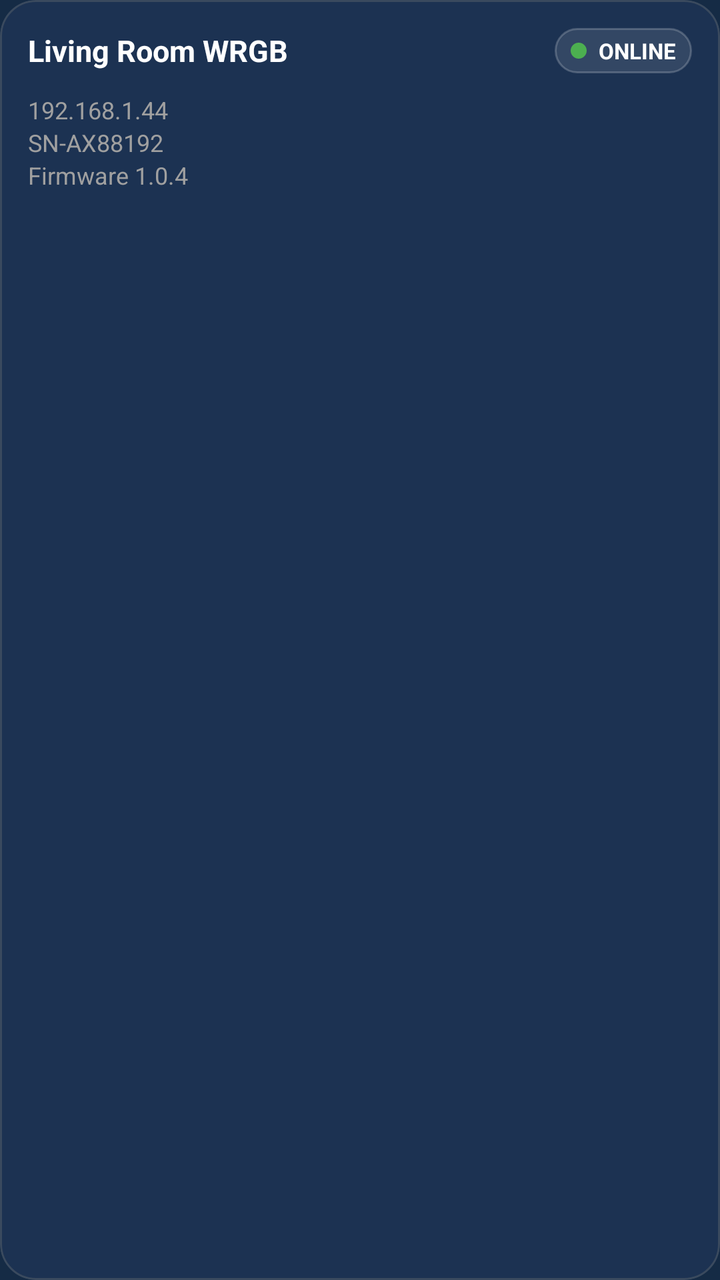
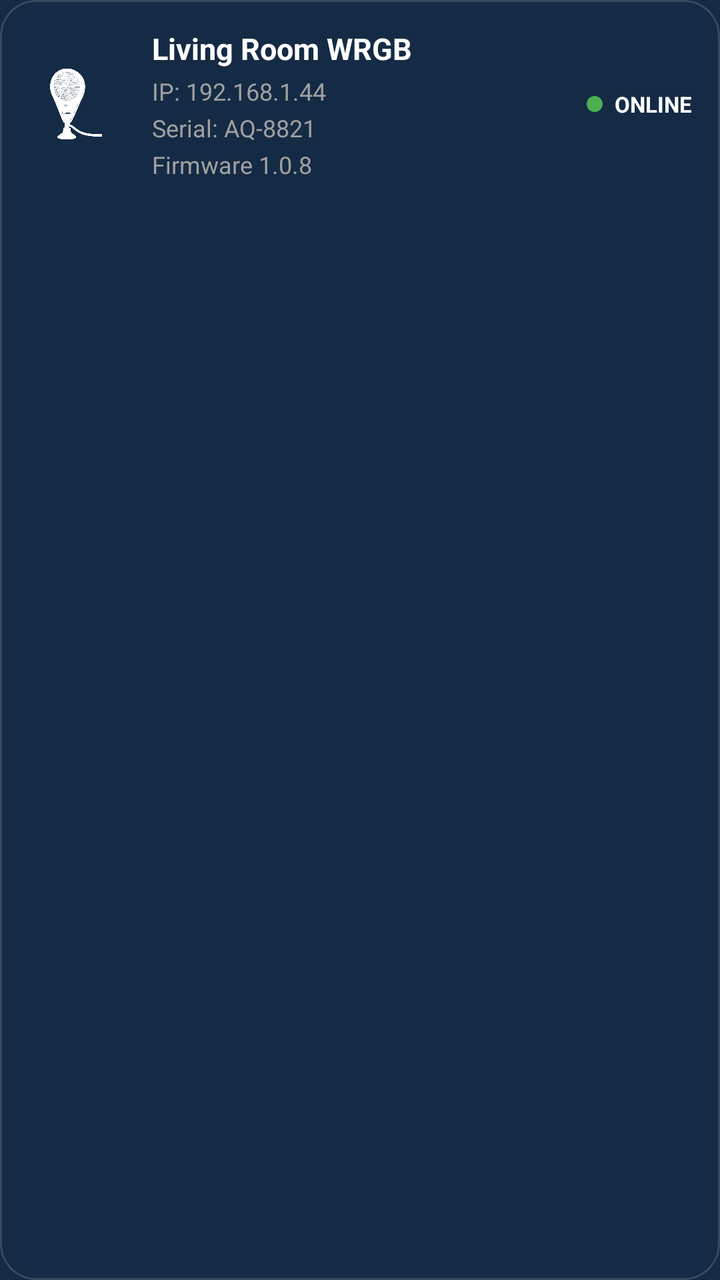

Screens rendered from an Android XML layout before and after an edit, with the pre-edit source and the edit as a unified diff.
<!-- AndroidManifest.xml: application theme AppTheme -->
<!-- res/layout/item_device_status.xml -->
<?xml version="1.0" encoding="utf-8"?>
<com.google.android.material.card.MaterialCardView
    xmlns:android="http://schemas.android.com/apk/res/android"
    xmlns:app="http://schemas.android.com/apk/res-auto"
    android:layout_width="match_parent"
    android:layout_height="wrap_content"
    android:layout_marginBottom="10dp"
    app:cardBackgroundColor="@color/settings_card_background"
    app:cardCornerRadius="18dp"
    app:strokeColor="@color/card_stroke"
    app:strokeWidth="1dp">

    <LinearLayout
        android:layout_width="match_parent"
        android:layout_height="wrap_content"
        android:orientation="vertical"
        android:padding="14dp">

        
        <LinearLayout
            android:layout_width="match_parent"
            android:layout_height="wrap_content"
            android:gravity="center_vertical"
            android:orientation="horizontal">

            <TextView
                android:id="@+id/tvDeviceName"
                android:layout_width="0dp"
                android:layout_height="wrap_content"
                android:layout_weight="1"
                android:text="Living Room WRGB"
                android:textColor="@android:color/white"
                android:textSize="15sp"
                android:textStyle="bold"/>

            
            <LinearLayout
                android:id="@+id/layoutStatus"
                android:layout_width="wrap_content"
                android:layout_height="wrap_content"
                android:background="@drawable/bg_status_chip"
                android:gravity="center_vertical"
                android:orientation="horizontal"
                android:paddingStart="8dp"
                android:paddingTop="4dp"
                android:paddingEnd="8dp"
                android:paddingBottom="4dp">

                <View
                    android:id="@+id/viewStatusDot"
                    android:layout_width="8dp"
                    android:layout_height="8dp"
                    android:background="@drawable/bg_online_dot"/>

                <TextView
                    android:id="@+id/tvStatus"
                    android:layout_width="wrap_content"
                    android:layout_height="wrap_content"
                    android:layout_marginStart="6dp"
                    android:text="ONLINE"
                    android:textColor="@android:color/white"
                    android:textSize="11sp"
                    android:textStyle="bold"/>

            </LinearLayout>

        </LinearLayout>

        
        <TextView
            android:id="@+id/tvIp"
            android:layout_width="wrap_content"
            android:layout_height="wrap_content"
            android:layout_marginTop="10dp"
            android:text="192.168.1.44"
            android:textColor="@color/settings_text_secondary"
            android:textSize="12sp"/>

        <TextView
            android:id="@+id/tvSerial"
            android:layout_width="wrap_content"
            android:layout_height="wrap_content"
            android:text="SN-AX88192"
            android:textColor="@color/settings_text_secondary"
            android:textSize="12sp"/>

        <TextView
            android:id="@+id/tvFirmware"
            android:layout_width="wrap_content"
            android:layout_height="wrap_content"
            android:text="Firmware 1.0.4"
            android:textColor="@color/settings_text_secondary"
            android:textSize="12sp"/>

    </LinearLayout>

</com.google.android.material.card.MaterialCardView>
<!-- resources referenced by this layout -->
<resources>
  <color name="card_stroke">#3A4A5E</color>
  <color name="settings_card_background">#1C3252</color>
  <color name="settings_text_secondary">#A0A0A0</color>
  <!-- drawable bg_online_dot (drawable) -->
  <?xml version="1.0" encoding="utf-8"?>
  <shape xmlns:android="http://schemas.android.com/apk/res/android"
      android:shape="oval">
  
      <size
          android:width="8dp"
          android:height="8dp" />
  
      <solid android:color="#4CAF50"/>
  
  </shape>
  <!-- drawable bg_status_chip (drawable) -->
  <?xml version="1.0" encoding="utf-8"?>
  <shape xmlns:android="http://schemas.android.com/apk/res/android">
  
      <solid android:color="#1AFFFFFF"/>
  
      <corners android:radius="50dp"/>
  
      <stroke
          android:width="1dp"
          android:color="#33FFFFFF"/>
  
  </shape>
  <style name="AppTheme" parent="Theme.Material3.DayNight.NoActionBar">
  
          
          <item name="colorPrimary">@color/md_theme_light_primary</item>
          <item name="colorOnPrimary">@color/md_theme_light_onPrimary</item>
          <item name="colorSecondary">@color/md_theme_light_secondary</item>
          <item name="colorOnSecondary">@color/md_theme_light_onSecondary</item>
  
          
          <item name="android:colorBackground">@color/md_theme_light_background</item>
          <item name="colorSurface">@color/md_theme_light_surface</item>
          <item name="colorOnSurface">@color/md_theme_light_onSurface</item>
  
          
          <item name="colorSurfaceVariant">@color/md_theme_light_surfaceVariant</item>
          <item name="colorOnSurfaceVariant">@color/md_theme_light_onSurfaceVariant</item>
          <item name="colorOutline">@color/md_theme_light_outline</item>
          <item name="colorOutlineVariant">@color/md_theme_light_outlineVariant</item>
          <item name="colorError">@color/md_theme_light_error</item>
          <item name="colorOnError">@color/md_theme_light_onError</item>
  
          
          <item name="android:statusBarColor">@android:color/transparent</item>
          <item name="android:navigationBarColor">@android:color/black</item>
  
          
          <item name="android:windowLightStatusBar">true</item>
          <item name="android:windowLightNavigationBar">true</item>
  
          
          <item name="windowActionBar">false</item>
          <item name="android:windowNoTitle">true</item>
      </style>
  <color name="md_theme_light_primary">#2196F3</color>
  <color name="md_theme_light_onPrimary">#FFFFFF</color>
  <color name="md_theme_light_secondary">#4A6363</color>
  <color name="md_theme_light_onSecondary">#FFFFFF</color>
  <color name="md_theme_light_background">#152B45</color>
  <color name="md_theme_light_surface">#152B45</color>
  <color name="md_theme_light_onSurface">#E0E6ED</color>
  <color name="md_theme_light_surfaceVariant">#233042</color>
  <color name="md_theme_light_onSurfaceVariant">#5C6B75</color>
  <color name="md_theme_light_outline">#455A64</color>
  <color name="md_theme_light_outlineVariant">#37474F</color>
  <color name="md_theme_light_error">#D32F2F</color>
  <color name="md_theme_light_onError">#FFFFFF</color>
</resources>

<!-- the commit's change to res/layout/item_device_status.xml (unified diff, before → after) -->
@@ -2,95 +2,148 @@
 <com.google.android.material.card.MaterialCardView
     xmlns:android="http://schemas.android.com/apk/res/android"
     xmlns:app="http://schemas.android.com/apk/res-auto"
+
+    android:id="@+id/cardDevice"
+
     android:layout_width="match_parent"
     android:layout_height="wrap_content"
-    android:layout_marginBottom="10dp"
-    app:cardBackgroundColor="@color/settings_card_background"
+
+    android:layout_marginBottom="12dp"
+
+    app:cardBackgroundColor="@color/card_background"
     app:cardCornerRadius="18dp"
+    app:cardElevation="0dp"
     app:strokeColor="@color/card_stroke"
     app:strokeWidth="1dp">
 
     <LinearLayout
         android:layout_width="match_parent"
         android:layout_height="wrap_content"
-        android:orientation="vertical"
+
+        android:orientation="horizontal"
+
+        android:gravity="center_vertical"
+
         android:padding="14dp">
 
         
+        <ImageView
+            android:id="@+id/ivDeviceIcon"
+
+            android:layout_width="48dp"
+            android:layout_height="48dp"
+
+            android:src="@drawable/ic_device_aqua_ster"
+
+            app:tint="@android:color/white" />
+
+        
         <LinearLayout
-            android:layout_width="match_parent"
+            android:layout_width="0dp"
             android:layout_height="wrap_content"
-            android:gravity="center_vertical"
-            android:orientation="horizontal">
 
+            android:layout_weight="1"
+
+            android:layout_marginStart="14dp"
+
+            android:orientation="vertical">
+
+            
             <TextView
                 android:id="@+id/tvDeviceName"
-                android:layout_width="0dp"
+
+                android:layout_width="wrap_content"
                 android:layout_height="wrap_content"
-                android:layout_weight="1"
+
                 android:text="Living Room WRGB"
+
                 android:textColor="@android:color/white"
+
                 android:textSize="15sp"
-                android:textStyle="bold"/>
+
+                android:textStyle="bold" />
 
             
-            <LinearLayout
-                android:id="@+id/layoutStatus"
+            <TextView
+                android:id="@+id/tvIp"
+
                 android:layout_width="wrap_content"
                 android:layout_height="wrap_content"
-                android:background="@drawable/bg_status_chip"
-                android:gravity="center_vertical"
-                android:orientation="horizontal"
-                android:paddingStart="8dp"
-                android:paddingTop="4dp"
-                android:paddingEnd="8dp"
-                android:paddingBottom="4dp">
 
-                <View
-                    android:id="@+id/viewStatusDot"
-                    android:layout_width="8dp"
-                    android:layout_height="8dp"
-                    android:background="@drawable/bg_online_dot"/>
+                android:layout_marginTop="3dp"
 
-                <TextView
-                    android:id="@+id/tvStatus"
-                    android:layout_width="wrap_content"
-                    android:layout_height="wrap_content"
-                    android:layout_marginStart="6dp"
-                    android:text="ONLINE"
-                    android:textColor="@android:color/white"
-                    android:textSize="11sp"
-                    android:textStyle="bold"/>
+                android:text="IP: 192.168.1.44"
 
-            </LinearLayout>
+                android:textColor="@color/settings_text_secondary"
 
+                android:textSize="12sp" />
+
+            
+            <TextView
+                android:id="@+id/tvSerial"
+
+                android:layout_width="wrap_content"
+                android:layout_height="wrap_content"
+
+                android:layout_marginTop="2dp"
+
+                android:text="Serial: AQ-8821"
+
+                android:textColor="@color/settings_text_secondary"
+
+                android:textSize="12sp" />
+
+            
+            <TextView
+                android:id="@+id/tvFirmware"
+
+                android:layout_width="wrap_content"
+                android:layout_height="wrap_content"
+
+                android:layout_marginTop="2dp"
+
+                android:text="Firmware 1.0.8"
+
+                android:textColor="@color/settings_text_secondary"
+
+                android:textSize="12sp" />
         </LinearLayout>
 
         
-        <TextView
-            android:id="@+id/tvIp"
+        <LinearLayout
             android:layout_width="wrap_content"
             android:layout_height="wrap_content"
-            android:layout_marginTop="10dp"
-            android:text="192.168.1.44"
-            android:textColor="@color/settings_text_secondary"
-            android:textSize="12sp"/>
 
-        <TextView
-            android:id="@+id/tvSerial"
-            android:layout_width="wrap_content"
-            android:layout_height="wrap_content"
-            android:text="SN-AX88192"
-            android:textColor="@color/settings_text_secondary"
-            android:textSize="12sp"/>
+            android:orientation="horizontal"
 
-        <TextView
-            android:id="@+id/tvFirmware"
-            android:layout_width="wrap_content"
-            android:layout_height="wrap_content"
-            android:text="Firmware 1.0.4"
-            android:textColor="@color/settings_text_secondary"
-            android:textSize="12sp"/>
+            android:gravity="center_vertical">
+
+            
+            <View
+                android:id="@+id/viewStatusDot"
+
+                android:layout_width="8dp"
+                android:layout_height="8dp"
+
+                android:background="@drawable/bg_online_dot" />
+
+            
+            <TextView
+                android:id="@+id/tvStatus"
+
+                android:layout_width="wrap_content"
+                android:layout_height="wrap_content"
+
+                android:layout_marginStart="6dp"
+
+                android:text="ONLINE"
+
+                android:textColor="@android:color/white"
+
+                android:textSize="11sp"
+
+                android:textStyle="bold" />
+        </LinearLayout>
 
     </LinearLayout>
 
<!-- resource entries referenced after the edit -->
@@ -1,7 +1,6 @@
 <!-- resources referenced by this layout -->
 <resources>
   <color name="card_stroke">#3A4A5E</color>
-  <color name="settings_card_background">#1C3252</color>
   <color name="settings_text_secondary">#A0A0A0</color>
   <!-- drawable bg_online_dot (drawable) -->
   <?xml version="1.0" encoding="utf-8"?>
@@ -15,19 +14,7 @@
       <solid android:color="#4CAF50"/>
   
   </shape>
-  <!-- drawable bg_status_chip (drawable) -->
-  <?xml version="1.0" encoding="utf-8"?>
-  <shape xmlns:android="http://schemas.android.com/apk/res/android">
-  
-      <solid android:color="#1AFFFFFF"/>
-  
-      <corners android:radius="50dp"/>
-  
-      <stroke
-          android:width="1dp"
-          android:color="#33FFFFFF"/>
-  
-  </shape>
+  <!-- drawable ic_device_aqua_ster: png bitmap (drawable, 389859 bytes) -->
   <style name="AppTheme" parent="Theme.Material3.DayNight.NoActionBar">
   
           
